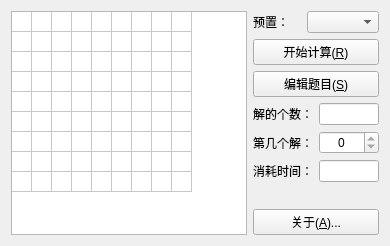
Before: the Qt Designer form source/widget.ui in liuweilhy/sudoku_solver, drawn with Qt 5.
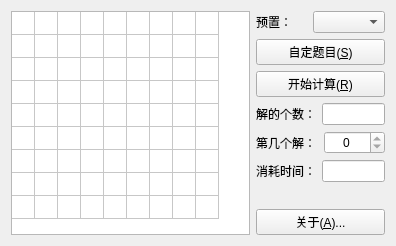
After: the same form once the commit is applied. Custom widgets are drawn as their Qt base class.

What changed in the file:
```diff
--- a/source/widget.ui
+++ b/source/widget.ui
@@ -6,7 +6,7 @@
    <rect>
     <x>0</x>
     <y>0</y>
-    <width>390</width>
+    <width>396</width>
     <height>246</height>
    </rect>
   </property>
@@ -37,6 +37,9 @@
      <property name="horizontalScrollBarPolicy">
       <enum>Qt::ScrollBarAlwaysOff</enum>
      </property>
+     <property name="sizeAdjustPolicy">
+      <enum>QAbstractScrollArea::AdjustIgnored</enum>
+     </property>
      <property name="autoScroll">
       <bool>false</bool>
      </property>
@@ -55,6 +58,9 @@
      <property name="textElideMode">
       <enum>Qt::ElideMiddle</enum>
      </property>
+     <property name="wordWrap">
+      <bool>false</bool>
+     </property>
      <property name="rowCount">
       <number>9</number>
      </property>
@@ -65,19 +71,19 @@
       <bool>false</bool>
      </attribute>
      <attribute name="horizontalHeaderDefaultSectionSize">
-      <number>20</number>
+      <number>23</number>
      </attribute>
      <attribute name="horizontalHeaderMinimumSectionSize">
-      <number>20</number>
+      <number>23</number>
      </attribute>
      <attribute name="verticalHeaderVisible">
       <bool>false</bool>
      </attribute>
      <attribute name="verticalHeaderDefaultSectionSize">
-      <number>20</number>
+      <number>23</number>
      </attribute>
      <attribute name="verticalHeaderMinimumSectionSize">
-      <number>20</number>
+      <number>23</number>
      </attribute>
      <row/>
      <row/>
@@ -116,16 +122,16 @@
       </layout>
      </item>
      <item>
-      <widget class="QPushButton" name="solveButton">
+      <widget class="QPushButton" name="editButton">
        <property name="text">
-        <string>开始计算(&amp;R)</string>
+        <string>自定题目(&amp;S)</string>
        </property>
       </widget>
      </item>
      <item>
-      <widget class="QPushButton" name="editButton">
+      <widget class="QPushButton" name="solveButton">
        <property name="text">
-        <string>编辑题目(&amp;S)</string>
+        <string>开始计算(&amp;R)</string>
        </property>
       </widget>
      </item>
```
